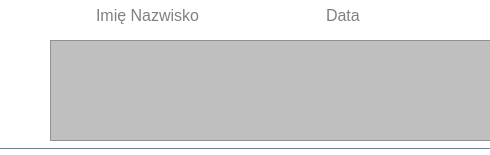
Qt form noteblock.ui (RStravinsky/CarReservation) before a commit.
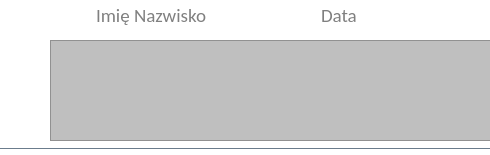
The same form after that commit. Icons and pictures are not drawn.

Diff of the .ui file:
```diff
--- a/noteblock.ui
+++ b/noteblock.ui
@@ -86,7 +86,7 @@
   <widget class="QLabel" name="lblDateImage">
    <property name="geometry">
     <rect>
-     <x>280</x>
+     <x>275</x>
      <y>0</y>
      <width>31</width>
      <height>31</height>
@@ -147,7 +147,7 @@
   <widget class="QLabel" name="lblDate">
    <property name="geometry">
     <rect>
-     <x>320</x>
+     <x>315</x>
      <y>0</y>
      <width>161</width>
      <height>31</height>
@@ -155,8 +155,8 @@
    </property>
    <property name="font">
     <font>
-     <family>MS Shell Dlg 2</family>
-     <pointsize>12</pointsize>
+     <family>Calibri</family>
+     <pointsize>14</pointsize>
      <weight>50</weight>
      <bold>false</bold>
     </font>
@@ -186,8 +186,8 @@
    </property>
    <property name="font">
     <font>
-     <family>MS Shell Dlg 2</family>
-     <pointsize>12</pointsize>
+     <family>Calibri</family>
+     <pointsize>14</pointsize>
      <weight>50</weight>
      <bold>false</bold>
     </font>
```
Left out of the diff: 7 changed lines with no effect on the pictures.
